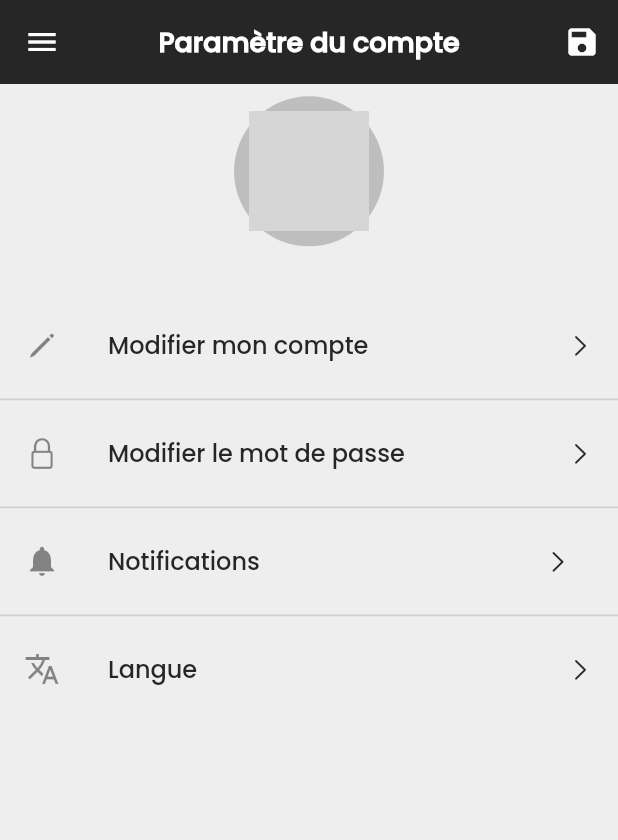
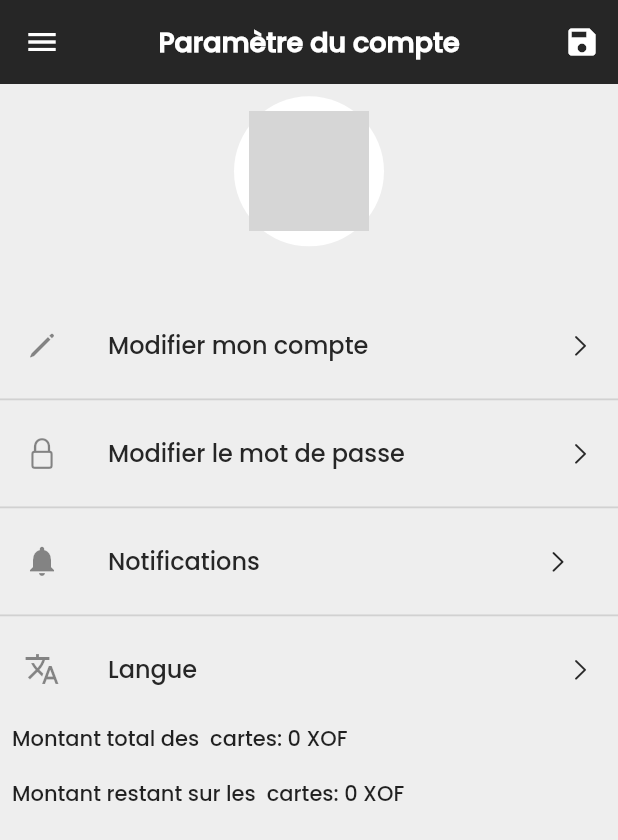
Before and after one commit to james19999/freepayentreprise, a Flutter app: the SettingAccount screen opened directly, on a phone screen of 412 x 824 dp. Shown: the top 840 px of the screen. Run offline on Flutter 3.47's test engine with Material 2 defaults, Android fonts, the light colour scheme and no system bars; our stand-ins replace animated_splash_screen, dio, flutter_riverpod, flutter_staggered_animations, get, get_storage and 3 more; missing offline and left inert: flutter_barcode_scanner; accounts and stored records are empty; network calls fail; grey boxes are pictures that could not be loaded.

Commit message:
setting amount

```diff
--- a/lib/pages/carte/cart_transaction_list.dart
+++ b/lib/pages/carte/cart_transaction_list.dart
@@ -3,7 +3,6 @@ import 'package:flutter/material.dart';
 import 'package:flutter_riverpod/flutter_riverpod.dart';
 import 'package:flutter_staggered_animations/flutter_staggered_animations.dart';
 import 'package:freepayagency/pages/carte/carte_transaction_widget.dart';
-import 'package:freepayagency/pages/carte/list_cart.dart';
 import 'package:freepayagency/pages/clients/widget_cart_listsyle.dart';
 import 'package:freepayagency/pages/color/color.dart';
 import 'package:freepayagency/pages/controller/carte_controller.dart';
@@ -61,7 +60,7 @@ class _TransactionlistState extends ConsumerState<Transactionlist> {
                         onPressed: () async {
                         await  controller.DeleteCart(widget.cart.code);
                         controller.getcartcompany();
-                          Get.to(()=>CarteList());
+                          Get.back();
                         },
                         icon: Icon(
                           CupertinoIcons.delete,
--- a/lib/pages/carte/debit_cart.dart
+++ b/lib/pages/carte/debit_cart.dart
@@ -3,6 +3,7 @@ import 'package:flutter_riverpod/flutter_riverpod.dart';
 import 'package:freepayagency/pages/carte/list_cart.dart';
 import 'package:freepayagency/pages/color/color.dart';
 import 'package:freepayagency/pages/controller/carte_controller.dart';
+import 'package:freepayagency/pages/controller/history_controller.dart';
 import 'package:freepayagency/pages/drawer/drawercostem.dart';
 import 'package:freepayagency/pages/styles/style.dart';
 import 'package:freepayagency/pages/toas/toas.dart';
@@ -47,6 +48,8 @@ class _DebiteCarteState extends ConsumerState<DebiteCarte> {
   @override
   Widget build(BuildContext context) {
     final controller = ref.watch(CartProviders);
+    final controllers =ref.watch(HistoryProviders);
+
     return Scaffold(
       drawer: DrawCostum(),
       appBar: AppBar(
@@ -71,6 +74,8 @@ class _DebiteCarteState extends ConsumerState<DebiteCarte> {
                           Toas.getSnackbarsucess(
                               appName, "La carte à éte bien débiter");
                           controller.getcartcompany();
+                          controllers.getallhistoryMethode();
+
                         }
                       }
                     },
--- a/lib/pages/controller/carte_controller.dart
+++ b/lib/pages/controller/carte_controller.dart
@@ -12,6 +12,7 @@ class CartCostumerController extends ChangeNotifier {
   List<Cart> cartes = [];
   List filteredTempCropList = [];
   var activecarte;
+  int amounts=0;
   CartCostumerController() {
     getcartcompany();
   }
@@ -21,6 +22,10 @@ class CartCostumerController extends ChangeNotifier {
       cartes = await Cartservices.getClientCart();
       filteredTempCropList = cartes;
       activecarte=cartes.where((element) => element.status==1).toList();
+
+      amounts = cartes
+            .map((item) => int.parse(item.amount))
+            .reduce((value, current) => value + current);
     } catch (e) {}
     notifyListeners();
   }
--- a/lib/pages/controller/user_controller.dart
+++ b/lib/pages/controller/user_controller.dart
@@ -35,6 +35,7 @@ class UserCostumerController extends ChangeNotifier {
             password: result['company']['password'],
             raison: result['company']['raison'],
             img: result['company']['img'],
+            status: result['company']['status'],
           );
 
           return true;
--- a/lib/pages/drawer/drawercostem.dart
+++ b/lib/pages/drawer/drawercostem.dart
@@ -25,7 +25,9 @@ import 'package:get/get.dart';
 
 Drawer DrawCostum() {
   return Drawer(
-    child: ListView(
+    child:
+     localstorage.status==1?
+    ListView(
       // Important: Remove any padding from the ListView.
       padding: EdgeInsets.zero,
       children: [
@@ -353,6 +355,9 @@ Drawer DrawCostum() {
           ),
         ),
       ],
+    ):Padding(
+      padding: const EdgeInsets.all(8.0),
+      child: Center(child: Text("Contactez  +288 93 26 60 04 / +228 92 21 25 30 pour valider votre compte ")),
     ),
   );
 }
--- a/lib/pages/helper/local_storage.dart
+++ b/lib/pages/helper/local_storage.dart
@@ -22,6 +22,7 @@ class localstorage {
   static get raison => storage.read("raison");
   static get img => storage.read("img");
   static get emailresert => storage.read("emailresert");
+  static get status => storage.read("status");
 
 
   static setCarteCode(code) async {
@@ -43,12 +44,16 @@ class localstorage {
       quartier,
       password,
       raison,
-      img}) async {
+      img,
+      status
+
+      }) async {
     storage.write("username", username);
     storage.write("token", token);
     storage.write("idcompany", idcompany);
 
     storage.write("adress", adress);
+    storage.write("status", status);
     storage.write("phone", phone);
     storage.write("email", email);
     storage.write("description", description);
--- a/lib/pages/settings/setting_account.dart
+++ b/lib/pages/settings/setting_account.dart
@@ -8,6 +8,8 @@ import 'package:flutter_staggered_animations/flutter_staggered_animations.dart';
 import 'package:freepayagency/pages/carte/debit_cart.dart';
 import 'package:freepayagency/pages/carte/validation_transaction_carte.dart';
 import 'package:freepayagency/pages/color/color.dart';
+import 'package:freepayagency/pages/controller/carte_controller.dart';
+import 'package:freepayagency/pages/controller/history_controller.dart';
 import 'package:freepayagency/pages/drawer/drawercostem.dart';
 import 'package:freepayagency/pages/helper/local_storage.dart';
 import 'package:freepayagency/pages/services/user_service.dart';
@@ -81,6 +83,10 @@ class _SettingAccountState extends ConsumerState<SettingAccount> {
   ];
   @override
   Widget build(BuildContext context) {
+    final controller = ref.watch(CartProviders);
+    final controllers =ref.watch(HistoryProviders);
+
+
     {
       return Scaffold(
           drawer: DrawCostum(),
@@ -104,6 +110,7 @@ class _SettingAccountState extends ConsumerState<SettingAccount> {
             ],
           ),
           body: SafeArea(
+            child: SingleChildScrollView(
               child: Column(children: [
                 SizedBox(
                   height: Get.height * 0.01,
@@ -111,7 +118,7 @@ class _SettingAccountState extends ConsumerState<SettingAccount> {
                 Container(
                     child: Column(children: [
                   CircleAvatar(
-                  backgroundColor: Colors.transparent.withOpacity(0.2),
+                    backgroundColor: Colors.white,
                     child: image == null
                         ? InkWell(
                             onTap: () {
@@ -152,6 +159,8 @@ class _SettingAccountState extends ConsumerState<SettingAccount> {
                     ),
                   )
                 ])),
+                Row(
+                  children: [
                     AnimationLimiter(
                       child: Expanded(
                         child: ListView.separated(
@@ -196,7 +205,26 @@ class _SettingAccountState extends ConsumerState<SettingAccount> {
                         ),
                       ),
                     ),
+                  ],
+                ),
+                Padding(
+                  padding: const EdgeInsets.all(8.0),
+                  child: Row(
+                    children: [
+                      Expanded(child: Text("Montant total des  cartes: ${controllers.globalTotal} XOF ")),
+                    ],
+                  ),
+                ),
+                Padding(
+                  padding: const EdgeInsets.all(8.0),
+                  child: Row(
+                    children: [
+                      Expanded(child: Text("Montant restant sur les  cartes: ${controller.amounts} XOF ")),
+                    ],
+                  ),
+                ),
               ]),
+            ),
           ));
     }
   }
```
Also changed, not shown: lib/pages/home/home.dart (+20 -4 lines). Lines whose indentation alone changed are shown as unchanged.
